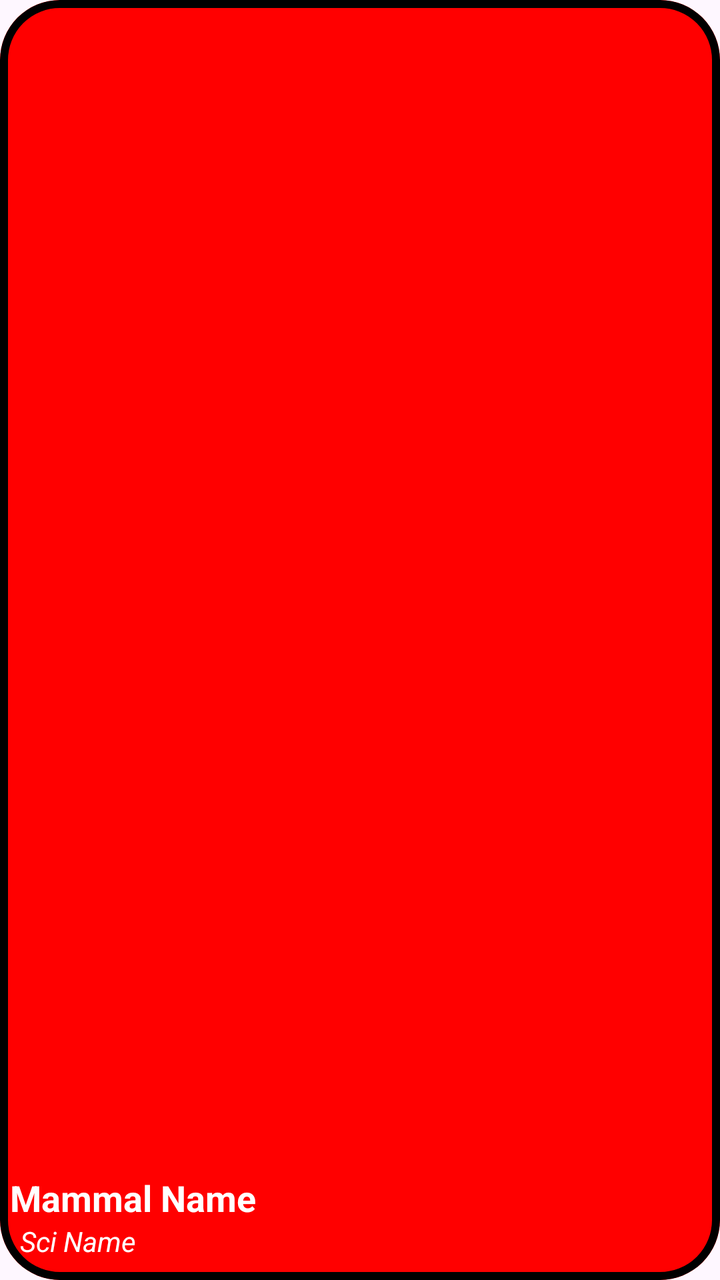
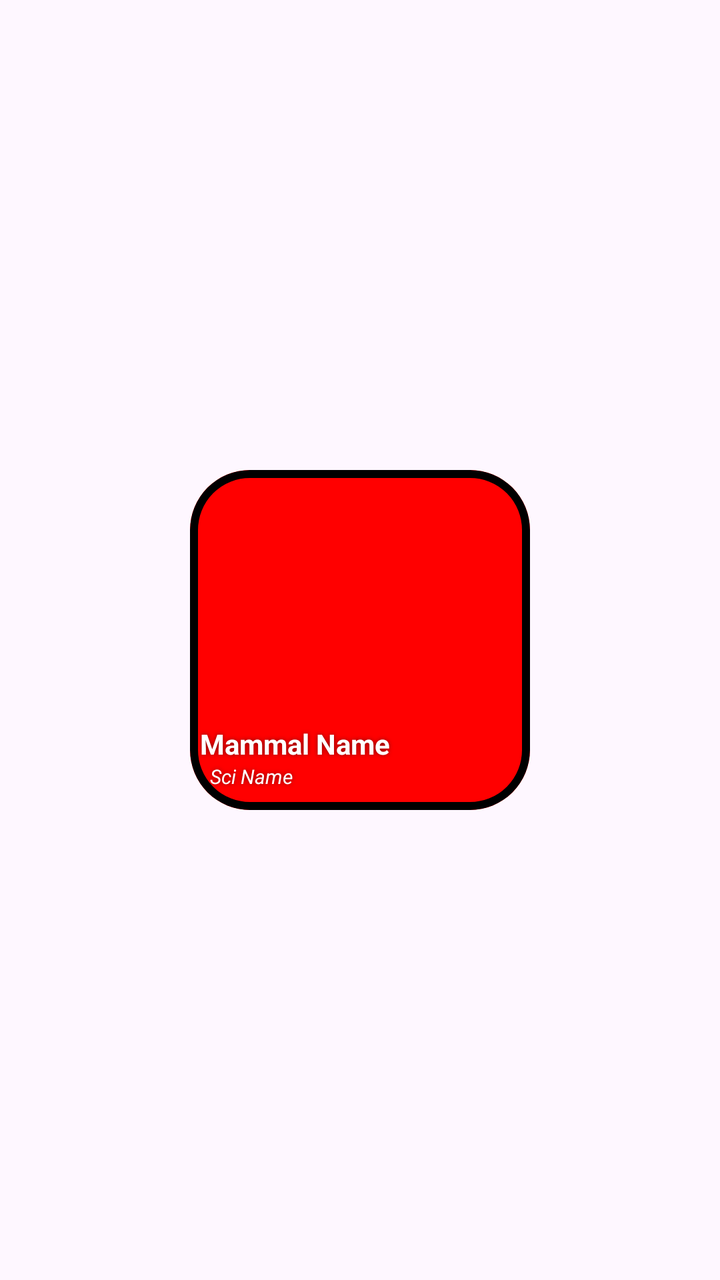

The first picture is an Android layout as it rendered before a commit; the second is the same layout after the commit. The layout source and the unified diff follow.
<!-- AndroidManifest.xml: application theme Theme.MammalDex -->
<!-- res/layout/species_item.xml -->
<?xml version="1.0" encoding="utf-8"?>
<FrameLayout xmlns:android="http://schemas.android.com/apk/res/android"
    android:layout_width="170dp"
    android:layout_height="170dp"
    xmlns:app="http://schemas.android.com/apk/res-auto"
    android:orientation="vertical"
    android:layout_gravity="center"
    android:layout_marginBottom="10dp"
    app:layout_constraintTop_toTopOf="parent"
    app:layout_constraintStart_toStartOf="parent"
    app:layout_constraintEnd_toEndOf="parent"
    app:layout_constraintTop_toBottomOf="parent">

    <com.google.android.material.card.MaterialCardView
        android:layout_width="match_parent"
        android:layout_height="match_parent"
        app:cardCornerRadius="30dp"
        app:strokeColor="#000000"
        app:strokeWidth="4dp">

        <ImageView
            android:id="@+id/mammalImageView"
            android:layout_width="match_parent"
            android:layout_height="match_parent"
            android:background="#FF0000"
            android:scaleType="centerCrop"
            />
    </com.google.android.material.card.MaterialCardView>


    <LinearLayout
        android:id="@+id/mammalTextLayout"
        android:layout_width="match_parent"
        android:layout_height="wrap_content"
        android:layout_marginBottom="10dp"
        android:orientation="vertical"
        app:layout_constraintTop_toTopOf="parent"
        app:layout_constraintStart_toStartOf="parent"
        app:layout_constraintEnd_toEndOf="parent"
        app:layout_constraintTop_toBottomOf="parent"
        android:layout_gravity="bottom|center_vertical">

        <TextView
            android:id="@+id/mammalName"
            android:layout_width="wrap_content"
            android:layout_height="wrap_content"
            android:layout_marginStart="5dp"
            android:text="Mammal Name"
            android:textColor="@color/white"
            android:textSize="18sp"
            android:textStyle="bold" />

        <TextView
            android:id="@+id/mammalSciName"
            android:layout_width="wrap_content"
            android:layout_height="wrap_content"
            android:layout_gravity="bottom|center_vertical"
            android:layout_marginStart= "10dp"
            android:textSize="14sp"
            android:textStyle="italic"
            android:text="Sci Name"
            android:textColor="@color/white"/>
    </LinearLayout>



</FrameLayout>
<!-- resources referenced by this layout -->
<resources>
  <color name="white">#FFFFFFFF</color>
  <style name="Theme.MammalDex" parent="Base.Theme.MammalDex" />
  <style name="Base.Theme.MammalDex" parent="Theme.Material3.DayNight.NoActionBar">
          
          
      </style>
</resources>

<!-- the commit's change to res/layout/species_item.xml (unified diff, before → after) -->
@@ -1,22 +1,27 @@
 <?xml version="1.0" encoding="utf-8"?>
 <FrameLayout xmlns:android="http://schemas.android.com/apk/res/android"
-    android:layout_width="170dp"
-    android:layout_height="170dp"
+    android:layout_width="match_parent"
+    android:layout_height="wrap_content"
     xmlns:app="http://schemas.android.com/apk/res-auto"
     android:orientation="vertical"
     android:layout_gravity="center"
     android:layout_marginBottom="10dp"
+    android:scaleType="centerCrop"
     app:layout_constraintTop_toTopOf="parent"
     app:layout_constraintStart_toStartOf="parent"
     app:layout_constraintEnd_toEndOf="parent"
     app:layout_constraintTop_toBottomOf="parent">
 
     <com.google.android.material.card.MaterialCardView
-        android:layout_width="match_parent"
-        android:layout_height="match_parent"
+        android:layout_width="170dp"
+        android:layout_height="170dp"
         app:cardCornerRadius="30dp"
         app:strokeColor="#000000"
-        app:strokeWidth="4dp">
+        app:strokeWidth="4dp"
+        android:layout_gravity="center"
+        android:scaleType="centerCrop"
+        >
+
 
         <ImageView
             android:id="@+id/mammalImageView"
@@ -25,42 +30,45 @@
             android:background="#FF0000"
             android:scaleType="centerCrop"
             />
+        <LinearLayout
+            android:id="@+id/mammalTextLayout"
+            android:layout_width="match_parent"
+            android:layout_height="wrap_content"
+            android:layout_marginBottom="10dp"
+            android:orientation="vertical"
+            app:layout_constraintTop_toTopOf="parent"
+            app:layout_constraintStart_toStartOf="parent"
+            app:layout_constraintEnd_toEndOf="parent"
+            app:layout_constraintTop_toBottomOf="parent"
+            android:layout_gravity="bottom|center_vertical">
+
+            <TextView
+                android:id="@+id/mammalName"
+                android:layout_width="match_parent"
+                android:layout_height="wrap_content"
+                android:layout_marginStart="5dp"
+                android:text="Mammal Name"
+                android:textColor="@color/white"
+                android:textSize="14sp"
+                android:textStyle="bold"
+                style="@style/shadowText"/>
+
+            <TextView
+                android:id="@+id/mammalSciName"
+                android:layout_width="match_parent"
+                android:layout_height="wrap_content"
+                android:layout_gravity="bottom|center_vertical"
+                android:layout_marginStart= "10dp"
+                android:textSize="10sp"
+                android:textStyle="italic"
+                android:text="Sci Name"
+                android:textColor="@color/white"
+                style="@style/shadowText"/>
+        </LinearLayout>
     </com.google.android.material.card.MaterialCardView>
 
 
-    <LinearLayout
-        android:id="@+id/mammalTextLayout"
-        android:layout_width="match_parent"
-        android:layout_height="wrap_content"
-        android:layout_marginBottom="10dp"
-        android:orientation="vertical"
-        app:layout_constraintTop_toTopOf="parent"
-        app:layout_constraintStart_toStartOf="parent"
-        app:layout_constraintEnd_toEndOf="parent"
-        app:layout_constraintTop_toBottomOf="parent"
-        android:layout_gravity="bottom|center_vertical">
 
-        <TextView
-            android:id="@+id/mammalName"
-            android:layout_width="wrap_content"
-            android:layout_height="wrap_content"
-            android:layout_marginStart="5dp"
-            android:text="Mammal Name"
-            android:textColor="@color/white"
-            android:textSize="18sp"
-            android:textStyle="bold" />
-
-        <TextView
-            android:id="@+id/mammalSciName"
-            android:layout_width="wrap_content"
-            android:layout_height="wrap_content"
-            android:layout_gravity="bottom|center_vertical"
-            android:layout_marginStart= "10dp"
-            android:textSize="14sp"
-            android:textStyle="italic"
-            android:text="Sci Name"
-            android:textColor="@color/white"/>
-    </LinearLayout>
 
 
 
<!-- resource entries referenced after the edit -->
@@ -1,6 +1,12 @@
 <!-- resources referenced by this layout -->
 <resources>
   <color name="white">#FFFFFFFF</color>
+  <style name="shadowText">
+          <item name="android:shadowColor">#80000000</item>
+          <item name="android:shadowDx">0</item>
+          <item name="android:shadowDy">0</item>
+          <item name="android:shadowRadius">5</item>
+      </style>
   <style name="Theme.MammalDex" parent="Base.Theme.MammalDex" />
   <style name="Base.Theme.MammalDex" parent="Theme.Material3.DayNight.NoActionBar">
           
